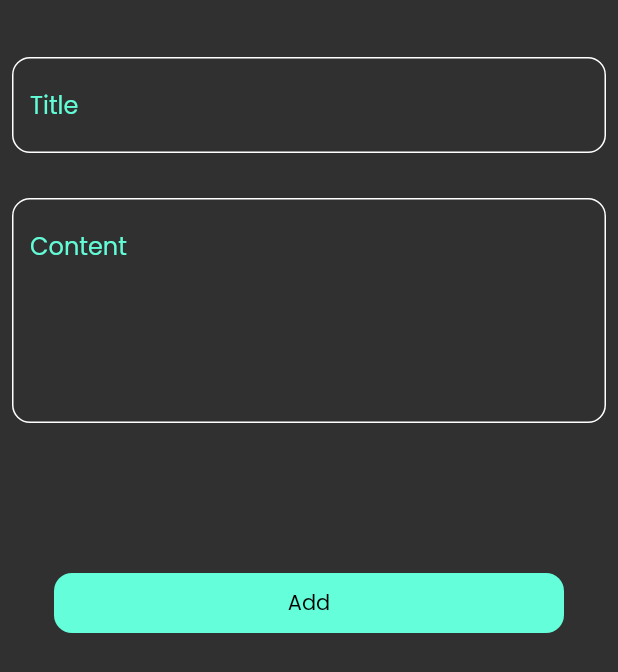
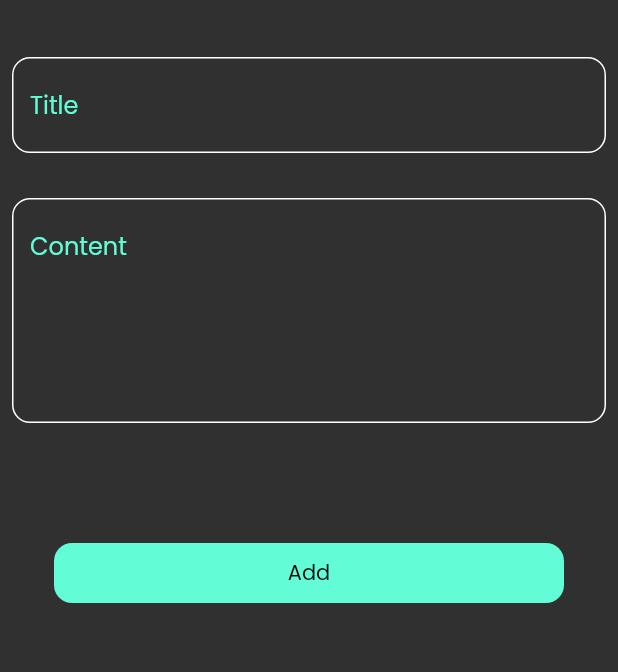
Before and after one commit to Naguib5/NotesApp, a Flutter app: the ShowNotesBottomSheet widget shown alone on an empty page, opened directly, on a phone screen of 412 x 824 dp. Shown: the top 672 px of the screen. Run offline on Flutter 3.47's test engine with Material 2 defaults, Android fonts, the phone set to English and light mode, and no system bars; our stand-ins replace font_awesome_flutter.

Commit message:
finish notes bottom sheet

```diff
--- a/lib/widget/ShowNotesBottomSheet.dart
+++ b/lib/widget/ShowNotesBottomSheet.dart
@@ -1,6 +1,7 @@
 
 import 'package:flutter/cupertino.dart';
 import 'package:flutter/material.dart';
+import 'package:notes_app/widget/custom%20Button.dart';
 import 'package:notes_app/widget/customTextField.dart';
 class ShowNotesBottomSheet extends StatelessWidget {
   const ShowNotesBottomSheet({super.key});
@@ -8,6 +9,9 @@ class ShowNotesBottomSheet extends StatelessWidget {
   Widget build(BuildContext context) {
     return Padding(
       padding: const EdgeInsets.all(8.0),
+      child: SingleChildScrollView(
+        child: Container(
+          height: 500,
           child: Column(
             children: [
               CustomTextField(
@@ -18,23 +22,12 @@ class ShowNotesBottomSheet extends StatelessWidget {
               hintText: 'Content',
               maxline: 5,
             ),
-          SizedBox(height: 100,),
-          Container(
-            decoration: BoxDecoration(
-              borderRadius: BorderRadius.circular(12),
-              color: Colors.tealAccent,
+              SizedBox(height: 80,),
+             CustomButton(),
+              SizedBox(height: 10,),
+            ],
           ),
-            height: 40,
-            width: 340,
-            child: TextButton(
-                onPressed: (){},
-                child: Text(
-                  'Add',style: TextStyle(
-                  color: Colors.black,
-                ),),
         ),
-          )
-        ],
       ),
     );
   }
--- /dev/null
+++ b/lib/widget/custom Button.dart
@@ -0,0 +1,27 @@
+
+import 'package:flutter/cupertino.dart';
+import 'package:flutter/material.dart';
+import 'package:notes_app/widget/constant.dart';
+
+class CustomButton extends StatelessWidget {
+  const CustomButton({super.key});
+
+  @override
+  Widget build(BuildContext context) {
+    return  Container(
+      decoration: BoxDecoration(
+        borderRadius: BorderRadius.circular(12),
+        color: kPrimeryColor,
+      ),
+      height: 40,
+      width: 340,
+      child: TextButton(
+        onPressed: (){},
+        child: Text(
+          'Add',style: TextStyle(
+          color: Colors.black,
+        ),),
+      ),
+    );
+  }
+}
```
Lines whose indentation alone changed are shown as unchanged.
